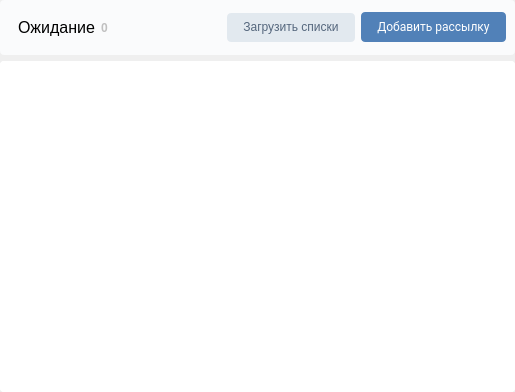
This is src/waitingwidget.ui in MorganGrieves/VKSender as Qt 5 draws it before an edit. The edited form follows.
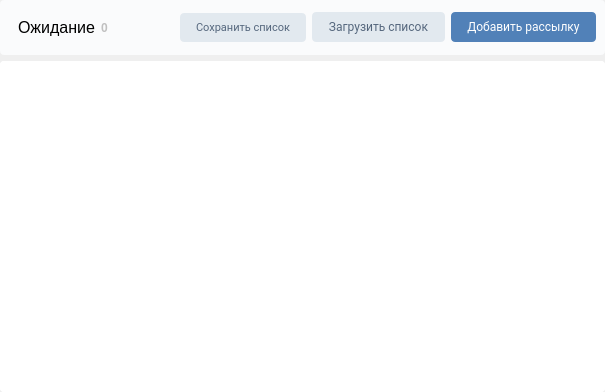
This is the edited form. Icons and pictures are not drawn.

The edit to the form file:
```diff
--- a/src/waitingwidget.ui
+++ b/src/waitingwidget.ui
@@ -6,7 +6,7 @@
    <rect>
     <x>0</x>
     <y>0</y>
-    <width>515</width>
+    <width>605</width>
     <height>392</height>
    </rect>
   </property>
@@ -117,6 +117,34 @@
         </layout>
        </widget>
       </item>
+      <item>
+       <widget class="QPushButton" name="saveListsButton">
+        <property name="sizePolicy">
+         <sizepolicy hsizetype="Fixed" vsizetype="Fixed">
+          <horstretch>0</horstretch>
+          <verstretch>0</verstretch>
+         </sizepolicy>
+        </property>
+        <property name="font">
+         <font>
+          <family>Roboto</family>
+          <pointsize>8</pointsize>
+         </font>
+        </property>
+        <property name="cursor">
+         <cursorShape>PointingHandCursor</cursorShape>
+        </property>
+        <property name="styleSheet">
+         <string notr="true">padding: 7px 16px 8px;
+border-radius: 4px;
+background-color: #e2e9ef;
+color: #55677d;</string>
+        </property>
+        <property name="text">
+         <string>Сохранить список</string>
+        </property>
+       </widget>
+      </item>
       <item>
        <widget class="QPushButton" name="loadListsButton">
         <property name="sizePolicy">
@@ -125,6 +153,14 @@
           <verstretch>0</verstretch>
          </sizepolicy>
         </property>
+        <property name="font">
+         <font>
+          <family>Roboto</family>
+         </font>
+        </property>
+        <property name="cursor">
+         <cursorShape>PointingHandCursor</cursorShape>
+        </property>
         <property name="styleSheet">
          <string notr="true">padding: 7px 16px 8px;
 margine: 10px;
@@ -133,7 +169,7 @@
 color: #55677d;</string>
         </property>
         <property name="text">
-         <string>Загрузить списки</string>
+         <string>Загрузить список</string>
         </property>
        </widget>
       </item>
@@ -226,7 +262,7 @@
           <rect>
            <x>0</x>
            <y>0</y>
-           <width>515</width>
+           <width>605</width>
            <height>331</height>
           </rect>
          </property>
```
Left out of the diff: 1 changed line with no effect on the pictures.
